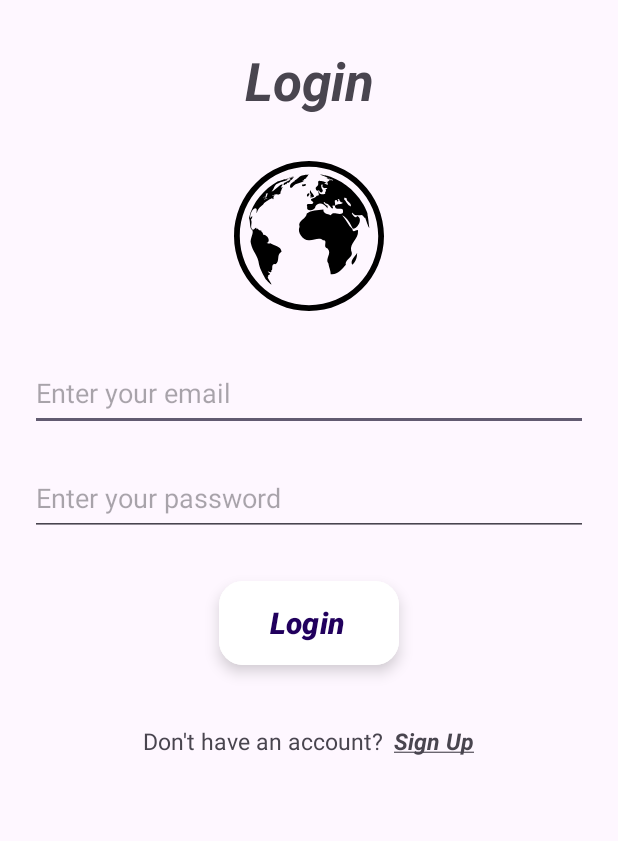
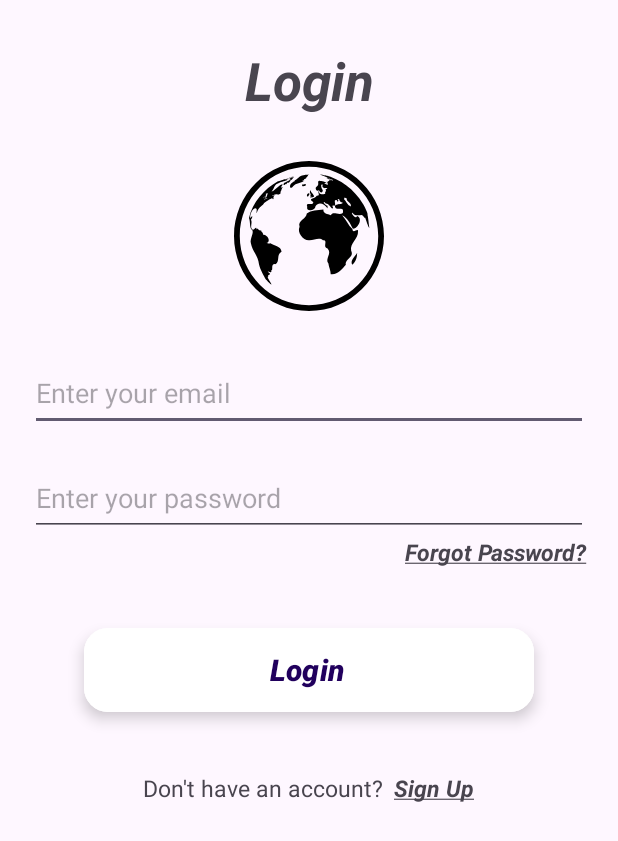
Before and after one commit to mkCoding/LoginRegistrationProject, an Android app: the screen it shows after launch (MainActivity), on a phone screen of 412 x 824 dp. Shown: the top 841 px of the screen. Run offline under Robolectric (Android 15) with nearby library versions, the phone set to English and light mode, and no system bars.

Commit message:
added forgot password link and modified Login button

```diff
--- a/app/src/main/res/layout/activity_main.xml
+++ b/app/src/main/res/layout/activity_main.xml
@@ -50,13 +50,20 @@
         android:autofillHints="password"
         android:layout_marginTop="20dp"
         android:hint="@string/enterPasswordForLogin" />
-
+    <TextView
+        android:id="@+id/forgotPassword"
+        android:layout_width="wrap_content"
+        android:layout_height="wrap_content"
+        android:textStyle="bold|italic"
+        android:text="@string/forgotPasswordTextLink"
+        android:layout_marginLeft="270dp"
+        android:textSize="15sp" />
     <com.google.android.material.floatingactionbutton.ExtendedFloatingActionButton
         android:id="@+id/btnLogin"
-        android:layout_width="wrap_content"
+        android:layout_width="300dp"
         android:layout_height="wrap_content"
         android:layout_gravity="center_horizontal"
-        android:layout_marginTop="30dp"
+        android:layout_marginTop="40dp"
         android:backgroundTint="@color/white"
         android:text="@string/loginButtonText"
         android:textSize="20sp"
--- a/app/src/main/res/values/strings.xml
+++ b/app/src/main/res/values/strings.xml
@@ -6,6 +6,7 @@
     <string name="loginButtonText">Login</string>
     <string name="signUpForAccountText">Don\'t have an account?</string>
     <string name="signUpForAccountLink"><u>Sign Up</u></string>
+    <string name="forgotPasswordTextLink"><u>Forgot Password?</u></string>
 
     <string name="registerTitleText">Register</string>
     <string name="registerUsernameHint">Enter username</string>
@@ -13,4 +14,6 @@
     <string name="registerPasswordHint">Password</string>
     <string name="registerPasswordConfirmHint">Confirm Password</string>
 
+
+
 </resources>
```
